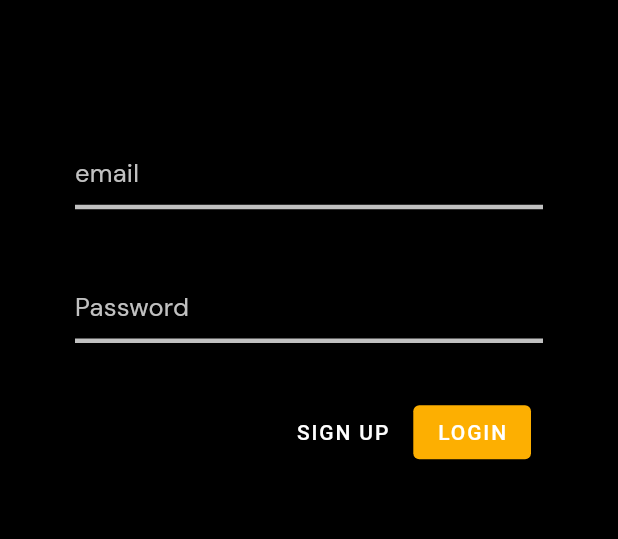
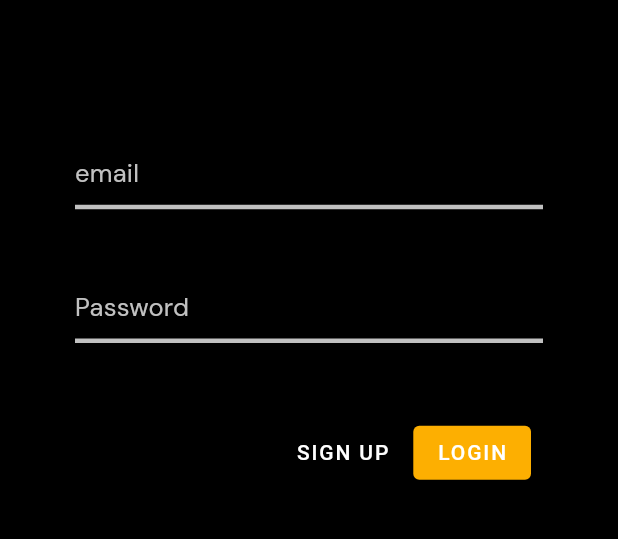
Before and after one commit to hichemhadhri/larva, a Flutter app: the screen it shows after launch, on a phone screen of 412 x 824 dp, the part 478-1017 px from its top. Run offline on Flutter 3.47's test engine with Material 2 defaults, Android fonts, the phone set to English and light mode, and no system bars; our stand-ins replace flutter_svg, google_fonts.

```diff
--- a/lib/screens/login.dart
+++ b/lib/screens/login.dart
@@ -62,7 +62,7 @@ class _LoginState extends State<Login> {
                     obscureText: true,
                   ),
                   SizedBox(
-                    height: MediaQuery.of(context).size.height / 30,
+                    height: MediaQuery.of(context).size.height / 20,
                   ),
                   ButtonBar(
                     children: [
```
